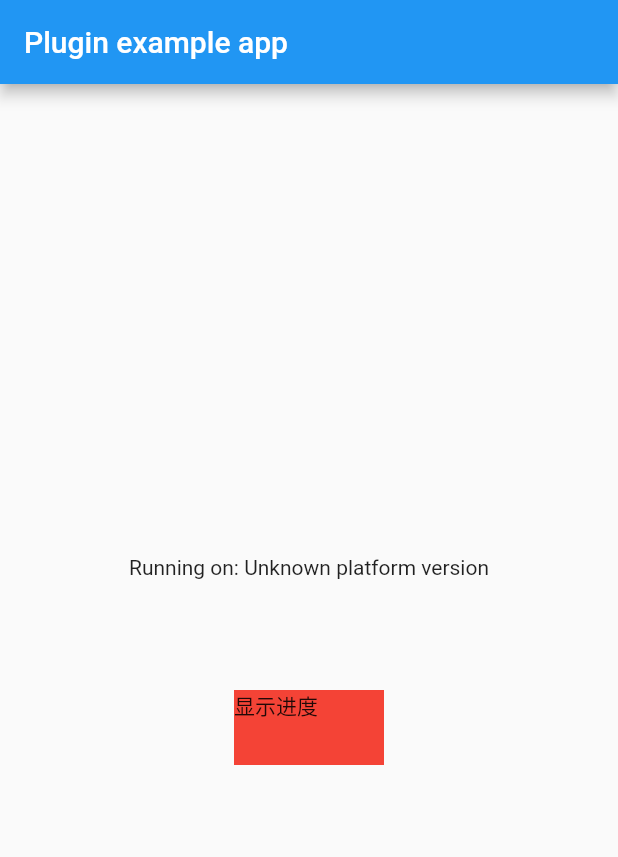
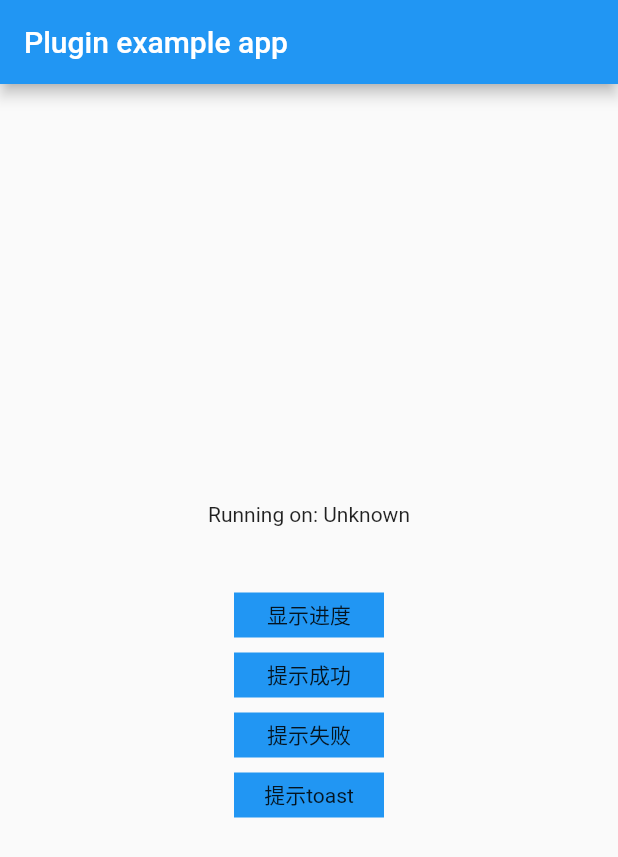
Before and after one commit to gloryFlow/df_progress_hud, a Flutter app: the screen it shows after launch, after a tap on "显示进度", on a phone screen of 412 x 824 dp. Shown: the top 857 px of the screen. Run offline on Flutter 3.47's test engine with Material 2 defaults, Android fonts, the phone set to English and light mode, and no system bars; our stand-ins replace plugin_platform_interface.

Commit message:
新增部分方法

```diff
--- a/example/lib/main.dart
+++ b/example/lib/main.dart
@@ -5,6 +5,20 @@ import 'package:flutter/services.dart';
 import 'package:df_progress_hud/df_progress_hud.dart';
 
 void main() {
+
+  WidgetsFlutterBinding.ensureInitialized();
+
+  // 配置样式
+  DfProgressHud().showHudSettings(
+    dismissTimeInterval: 2,
+    foregroundColor: "ffffff",
+    backgroundColor: "444444",
+    cornerRadius: 4,
+    borderWidth: 0,
+    borderColor: "f7f7f7",
+    fontSize: 14,
+  );
+
   runApp(const MyApp());
 }
 
@@ -22,36 +36,34 @@ class _MyAppState extends State<MyApp> {
   @override
   void initState() {
     super.initState();
-    initPlatformState();
   }
 
-  // Platform messages are asynchronous, so we initialize in an async method.
-  Future<void> initPlatformState() async {
-    String platformVersion;
-    // Platform messages may fail, so we use a try/catch PlatformException.
-    // We also handle the message potentially returning null.
-    try {
-      platformVersion =
-          await _dfProgressHudPlugin.getPlatformVersion() ?? 'Unknown platform version';
-    } on PlatformException {
-      platformVersion = 'Failed to get platform version.';
-    }
-
-    // If the widget was removed from the tree while the asynchronous platform
-    // message was in flight, we want to discard the reply rather than calling
-    // setState to update our non-existent appearance.
-    if (!mounted) return;
-
-    setState(() {
-      _platformVersion = platformVersion;
+  void showProgressStatus() {
+    _dfProgressHudPlugin.showStatus(message: "加载中...");
+    Future.delayed(Duration(seconds: 5), () {
+      _dfProgressHudPlugin.dismiss();
     });
   }
 
-  void showProgressStatus() {
-    _dfProgressHudPlugin.showToastStatus(message: "加载中...");
-    Future.delayed(Duration(seconds: 5), () {
-      _dfProgressHudPlugin.dismiss();
-    });
+  void showSuccess() {
+    _dfProgressHudPlugin.showSuccess(message: "加载成功");
+    // Future.delayed(Duration(seconds: 5), () {
+    //   _dfProgressHudPlugin.dismiss();
+    // });
+  }
+
+  void showError() {
+    _dfProgressHudPlugin.showError(message: "加载失败");
+    // Future.delayed(Duration(seconds: 5), () {
+    //   _dfProgressHudPlugin.dismiss();
+    // });
+  }
+
+  void showToast() {
+    _dfProgressHudPlugin.showToast(message: "已加载，请点击详情查看内容哦～");
+    // Future.delayed(Duration(seconds: 5), () {
+    //   _dfProgressHudPlugin.dismiss();
+    // });
   }
 
   @override
@@ -70,16 +82,56 @@ class _MyAppState extends State<MyApp> {
                 height: 50,
                 child: Text('Running on: $_platformVersion\n'),
               ),
-              Padding(padding: EdgeInsets.symmetric(vertical: 20.0)),
+              Padding(padding: EdgeInsets.symmetric(vertical: 5.0)),
               Container(
                 width: 100,
-                color: Colors.red,
-                height: 50,
+                color: Colors.blue,
+                height: 30,
+                alignment: Alignment.center,
                 child: GestureDetector(
                   onTap: () {
                     showProgressStatus();
                   },
                   child: Text('显示进度'),
+                ),
+              ),
+              Padding(padding: EdgeInsets.symmetric(vertical: 5.0)),
+              Container(
+                width: 100,
+                color: Colors.blue,
+                height: 30,
+                alignment: Alignment.center,
+                child: GestureDetector(
+                  onTap: () {
+                    showSuccess();
+                  },
+                  child: Text('提示成功'),
+                ),
+              ),
+              Padding(padding: EdgeInsets.symmetric(vertical: 5.0)),
+              Container(
+                width: 100,
+                color: Colors.blue,
+                height: 30,
+                alignment: Alignment.center,
+                child: GestureDetector(
+                  onTap: () {
+                    showError();
+                  },
+                  child: Text('提示失败'),
+                ),
+              ),
+              Padding(padding: EdgeInsets.symmetric(vertical: 5.0)),
+              Container(
+                width: 100,
+                color: Colors.blue,
+                height: 30,
+                alignment: Alignment.center,
+                child: GestureDetector(
+                  onTap: () {
+                    showToast();
+                  },
+                  child: Text('提示toast'),
                 ),
               ),
             ],
--- a/lib/df_progress_hud.dart
+++ b/lib/df_progress_hud.dart
@@ -1,16 +1,50 @@
-
 import 'df_progress_hud_platform_interface.dart';
 
 class DfProgressHud {
-  Future<String?> getPlatformVersion() {
-    return DfProgressHudPlatform.instance.getPlatformVersion();
+  /// backgroundColor、backgroundColor为ffbbcc这样颜色字符串
+  Future<void> showHudSettings({
+    int? dismissTimeInterval,
+    String? foregroundColor,
+    String? backgroundColor,
+    double? cornerRadius,
+    double? fontSize,
+    String? borderColor,
+    double? borderWidth,
+  }) {
+    return DfProgressHudPlatform.instance.showHudSettings(
+      dismissTimeInterval: dismissTimeInterval,
+      foregroundColor: foregroundColor,
+      backgroundColor: backgroundColor,
+      cornerRadius: cornerRadius,
+      fontSize: fontSize,
+      borderColor: borderColor,
+      borderWidth: borderWidth,
+    );
   }
 
-  Future<void> showToastStatus({String? message}) {
-    return DfProgressHudPlatform.instance.showProgressStatus(message: message);
+  // loading
+  Future<void> showStatus({String? message}) {
+    return DfProgressHudPlatform.instance.showStatus(message: message);
   }
 
+  Future<void> showToast({String? message}) {
+    return DfProgressHudPlatform.instance.showToast(message: message);
+  }
+
+  Future<void> showSuccess({String? message}) {
+    return DfProgressHudPlatform.instance.showSuccess(message: message);
+  }
+
+  Future<void> showError({String? message}) {
+    return DfProgressHudPlatform.instance.showError(message: message);
+  }
+
+  Future<void> showProgress({double? progress}) {
+    return DfProgressHudPlatform.instance.showProgress(progress: progress);
+  }
+
+  // diamiss
   Future<void> dismiss() {
-    return DfProgressHudPlatform.instance.dismissHud();
+    return DfProgressHudPlatform.instance.dismiss();
   }
 }
--- a/lib/df_progress_hud_method_channel.dart
+++ b/lib/df_progress_hud_method_channel.dart
@@ -9,19 +9,77 @@ class MethodChannelDfProgressHud extends DfProgressHudPlatform {
   @visibleForTesting
   final methodChannel = const MethodChannel('df_progress_hud');
 
+
   @override
-  Future<String?> getPlatformVersion() async {
-    final version = await methodChannel.invokeMethod<String>('getPlatformVersion');
-    return version;
+  Future<void> showToast({String? message}) async {
+    // TODO: implement showInfo
+    Map<String, dynamic> arguments = Map();
+    arguments["message"] = message;
+
+    await methodChannel.invokeMethod<void>('showToast', arguments);
   }
 
   @override
-  Future<void> showProgressStatus({String? message}) async {
-    await methodChannel.invokeMethod<void>('showProgressStatus');
+  Future<void> showError({String? message}) async {
+    // TODO: implement showError
+    Map<String, dynamic> arguments = Map();
+    arguments["message"] = message;
+
+    await methodChannel.invokeMethod<void>('showError', arguments);
   }
 
   @override
-  Future<void> dismissHud() async {
-    await methodChannel.invokeMethod<void>('dismissHud');
+  Future<void> showProgress({double? progress}) async {
+    // TODO: implement showProgress
+    Map<String, dynamic> arguments = Map();
+    arguments["progress"] = progress;
+
+    await methodChannel.invokeMethod<void>('showProgress', arguments);
+  }
+
+  @override
+  Future<void> showSuccess({String? message}) async {
+    // TODO: implement showSuccess
+    Map<String, dynamic> arguments = Map();
+    arguments["message"] = message;
+
+    await methodChannel.invokeMethod<void>('showSuccess', arguments);
+  }
+
+  @override
+  Future<void> showHudSettings({
+    int? dismissTimeInterval,
+    String? foregroundColor,
+    String? backgroundColor,
+    double? cornerRadius,
+    double? fontSize,
+    String? borderColor,
+    double? borderWidth,
+  }) async {
+    // TODO: implement showHudSettings
+    Map<String, dynamic> arguments = Map();
+    arguments["dismissTimeInterval"] = dismissTimeInterval;
+    arguments["foregroundColor"] = foregroundColor;
+    arguments["backgroundColor"] = backgroundColor;
+    arguments["cornerRadius"] = cornerRadius;
+    arguments["fontSize"] = fontSize;
+    arguments["borderColor"] = borderColor;
+    arguments["borderWidth"] = borderWidth;
+
+    await methodChannel.invokeMethod<void>('showHudSettings', arguments);
+  }
+
+  @override
+  Future<void> showStatus({String? message}) async {
+    // TODO: implement showStatus
+    Map<String, dynamic> arguments = Map();
+    arguments["message"] = message;
+
+    await methodChannel.invokeMethod<void>('showStatus', arguments);
+  }
+
+  @override
+  Future<void> dismiss() async {
+    await methodChannel.invokeMethod<void>('dismiss');
   }
 }
--- a/pubspec.yaml
+++ b/pubspec.yaml
@@ -1,7 +1,7 @@
 name: df_progress_hud
 description: A new Flutter project.
 version: 0.0.1
-homepage:
+homepage: https://github.com/gloryFlow/df_progress_hud
 
 environment:
   sdk: ">=2.17.6 <3.0.0"
```
Also changed, not shown: lib/df_progress_hud_platform_interface.dart (+31 -6 lines), 6 other files.
